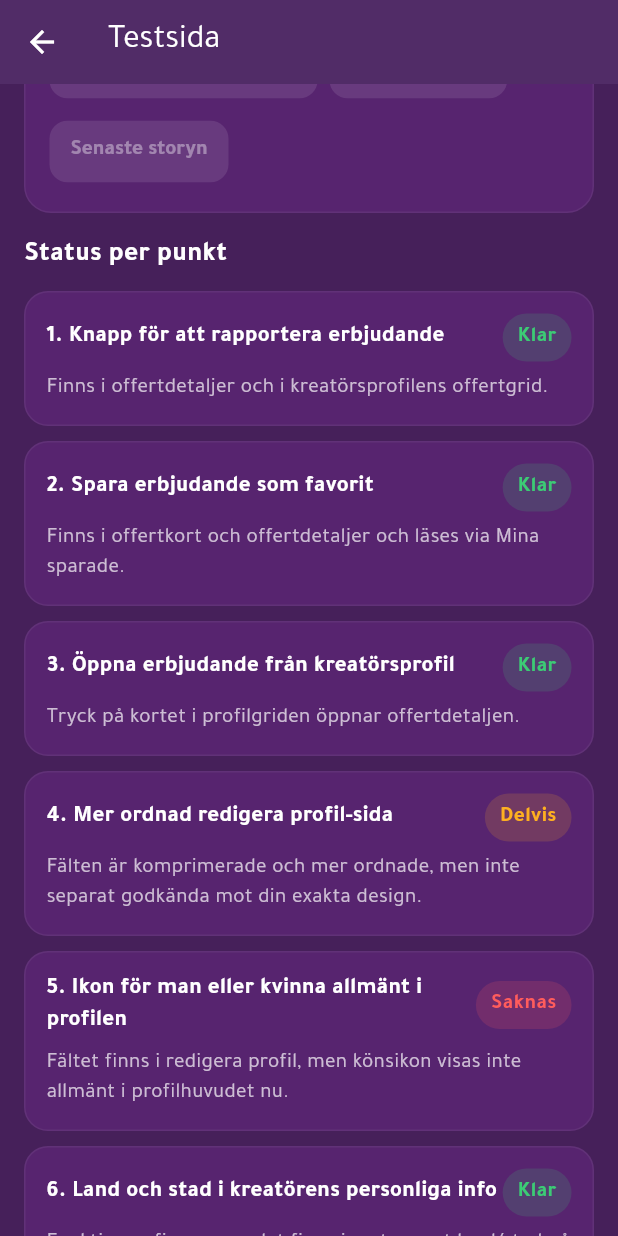
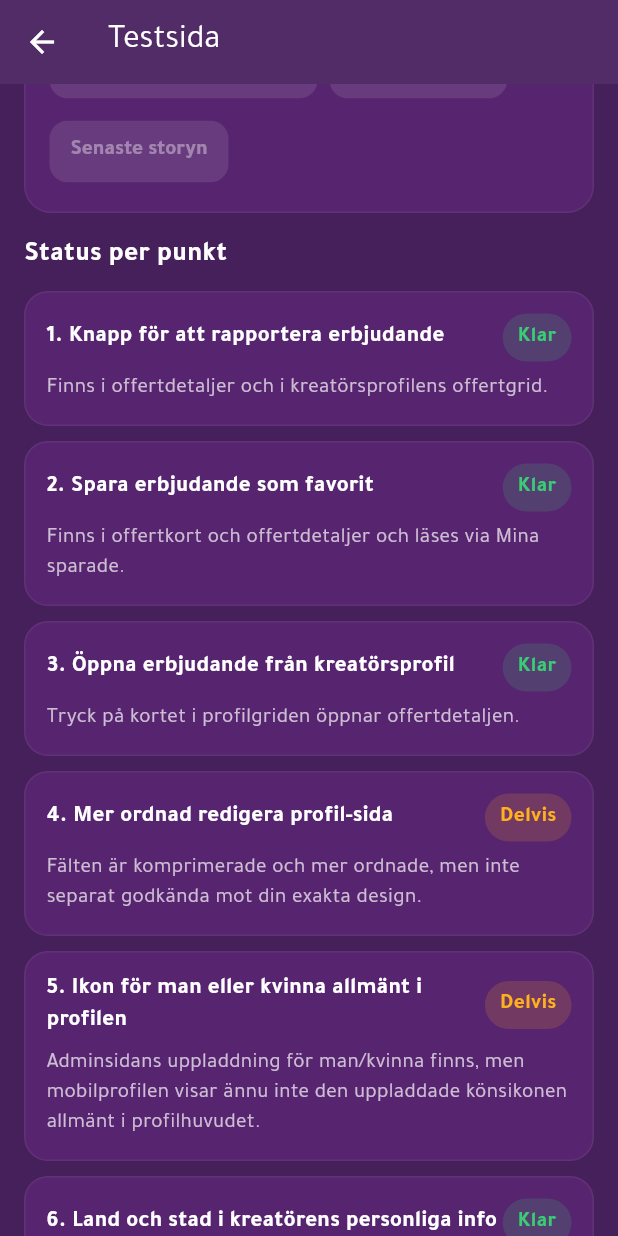
Before and after one commit to morti26/sawrly, a Flutter app: the FeatureTestScreen screen opened directly, scrolled down 576 dp, on a phone screen of 412 x 824 dp. Run offline on Flutter 3.47's test engine with Material 3 defaults, Android fonts, the phone set to English and light mode, and no system bars; our stand-ins replace dio, flutter_secure_storage, image_picker, video_player, webview_flutter; missing offline and left inert: phosphoricons_flutter; accounts and stored records are empty; network calls fail.

Commit message:
Adjust QA status for gender icon support
Mark the gender icon point as partial because the admin upload page exists, but the mobile profile does not yet render the uploaded icon.

```diff
--- a/sawrly-mobile/lib/features/qa/feature_test_screen.dart
+++ b/sawrly-mobile/lib/features/qa/feature_test_screen.dart
@@ -175,8 +175,8 @@ class _FeatureTestScreenState extends State<FeatureTestScreen> {
       const _FeatureCheck(
         number: 5,
         title: 'Ikon för man eller kvinna allmänt i profilen',
-        status: _FeatureCheckStatus.missing,
-        note: 'Fältet finns i redigera profil, men könsikon visas inte allmänt i profilhuvudet nu.',
+          status: _FeatureCheckStatus.partial,
+          note: 'Adminsidans uppladdning för man/kvinna finns, men mobilprofilen visar ännu inte den uppladdade könsikonen allmänt i profilhuvudet.',
       ),
       _FeatureCheck(
         number: 6,
```
